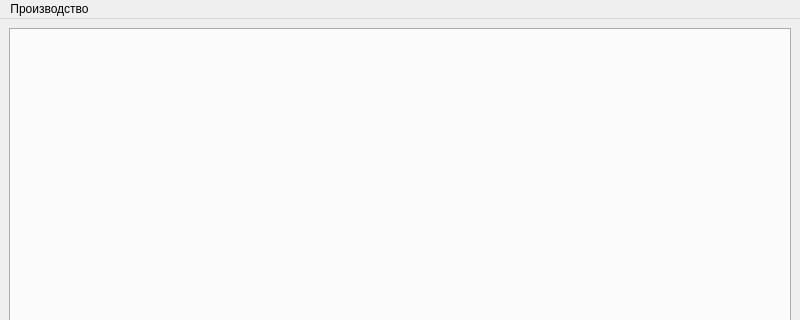
Sergeyego/el_prod, file mainwindow.ui: the form before one commit; both pictures show x 0 to 800 and y 0 to 320 of the 800 by 600 pixel window.
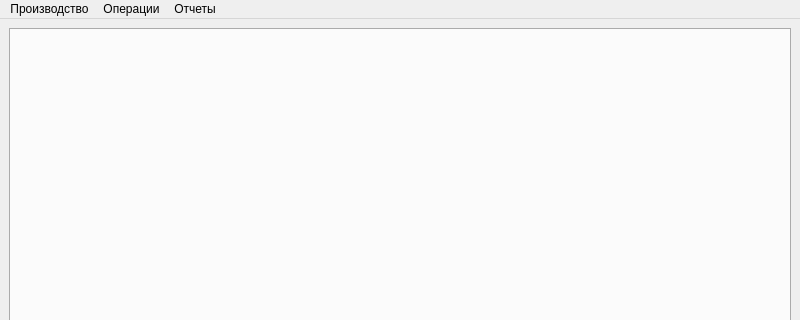
The form after the commit.

Diff of the .ui file:
```diff
--- a/mainwindow.ui
+++ b/mainwindow.ui
@@ -39,7 +39,21 @@
     </property>
     <addaction name="actionPart"/>
    </widget>
+   <widget class="QMenu" name="menu_2">
+    <property name="title">
+     <string>Операции</string>
+    </property>
+    <addaction name="action"/>
+   </widget>
+   <widget class="QMenu" name="menu_3">
+    <property name="title">
+     <string>Отчеты</string>
+    </property>
+    <addaction name="actionReport"/>
+   </widget>
    <addaction name="menu"/>
+   <addaction name="menu_2"/>
+   <addaction name="menu_3"/>
   </widget>
   <widget class="QStatusBar" name="statusbar"/>
   <action name="actionPart">
```
Left out of the diff: 10 changed lines with no effect on the pictures.
